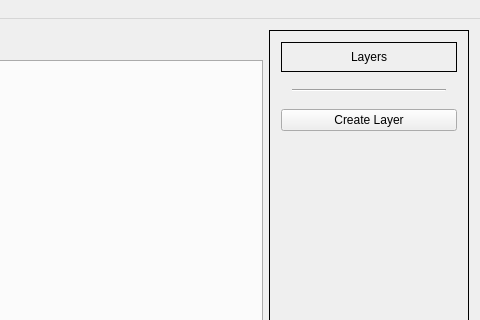
First picture: the form in EditPro/MainWindow.ui, repository goneyacine/Edit-Pro, before the edit; both pictures show x 241 to 721 and y 0 to 320 of the 721 by 540 pixel window.
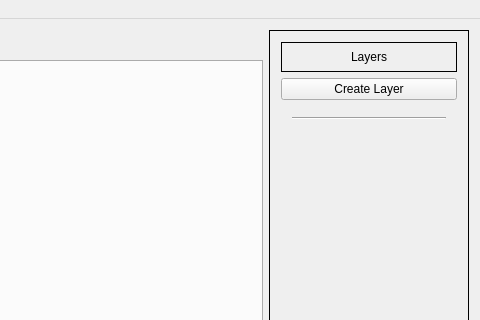
Second picture: the form after the edit.

Commit message: addding delete button

Diff of the .ui file:
```diff
--- a/EditPro/MainWindow.ui
+++ b/EditPro/MainWindow.ui
@@ -134,6 +134,13 @@
           </property>
          </widget>
         </item>
+        <item>
+         <widget class="QPushButton" name="createLayerButton">
+          <property name="text">
+           <string>Create Layer</string>
+          </property>
+         </widget>
+        </item>
         <item>
          <widget class="QWidget" name="layersGUIElementPanel" native="true">
           <layout class="QVBoxLayout" name="verticalLayout_2">
@@ -147,13 +154,6 @@
           </layout>
          </widget>
         </item>
-        <item>
-         <widget class="QPushButton" name="createLayerButton">
-          <property name="text">
-           <string>Create Layer</string>
-          </property>
-         </widget>
-        </item>
         <item>
          <spacer name="verticalSpacer">
           <property name="orientation">
```
The commit also changes 10 other files.
